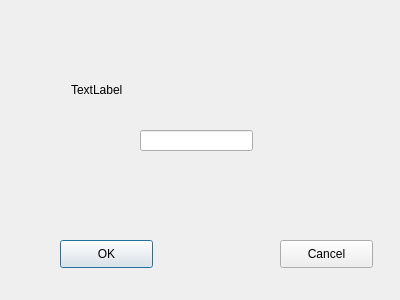
First picture: the form in game.ui, repository ltg001/word_game, before the edit.
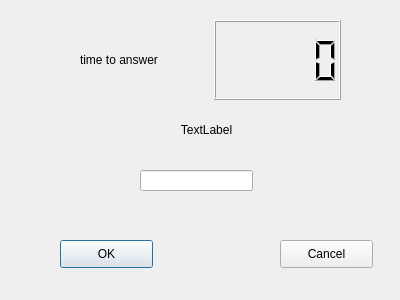
Second picture: the form after the edit.

Commit message: game time counter added

Patch:
```diff
--- a/game.ui
+++ b/game.ui
@@ -17,7 +17,7 @@
    <property name="geometry">
     <rect>
      <x>71</x>
-     <y>80</y>
+     <y>120</y>
      <width>271</width>
      <height>20</height>
     </rect>
@@ -25,12 +25,15 @@
    <property name="text">
     <string>TextLabel</string>
    </property>
+   <property name="alignment">
+    <set>Qt::AlignCenter</set>
+   </property>
   </widget>
   <widget class="QLineEdit" name="answer">
    <property name="geometry">
     <rect>
      <x>140</x>
-     <y>130</y>
+     <y>170</y>
      <width>113</width>
      <height>21</height>
     </rect>
@@ -62,6 +65,28 @@
     <string>Cancel</string>
    </property>
   </widget>
+  <widget class="QWidget" name="horizontalLayoutWidget">
+   <property name="geometry">
+    <rect>
+     <x>80</x>
+     <y>20</y>
+     <width>261</width>
+     <height>80</height>
+    </rect>
+   </property>
+   <layout class="QHBoxLayout" name="horizontalLayout">
+    <item>
+     <widget class="QLabel" name="label">
+      <property name="text">
+       <string>time to answer</string>
+      </property>
+     </widget>
+    </item>
+    <item>
+     <widget class="QLCDNumber" name="left_time"/>
+    </item>
+   </layout>
+  </widget>
  </widget>
  <resources/>
  <connections>
```
The commit also changes 3 other files.
